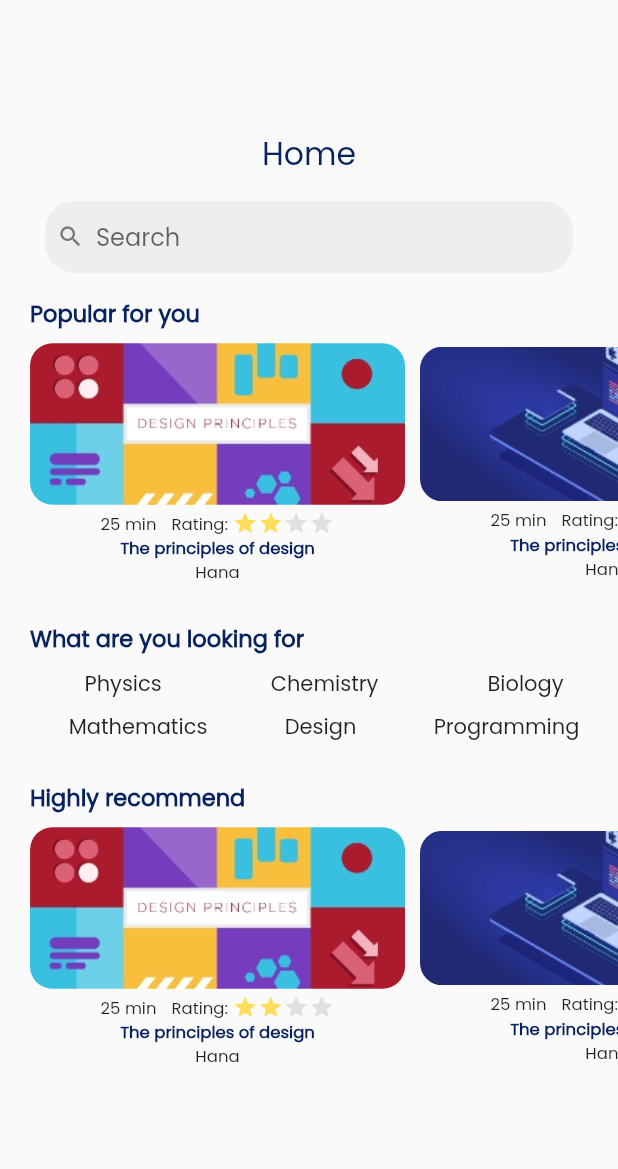
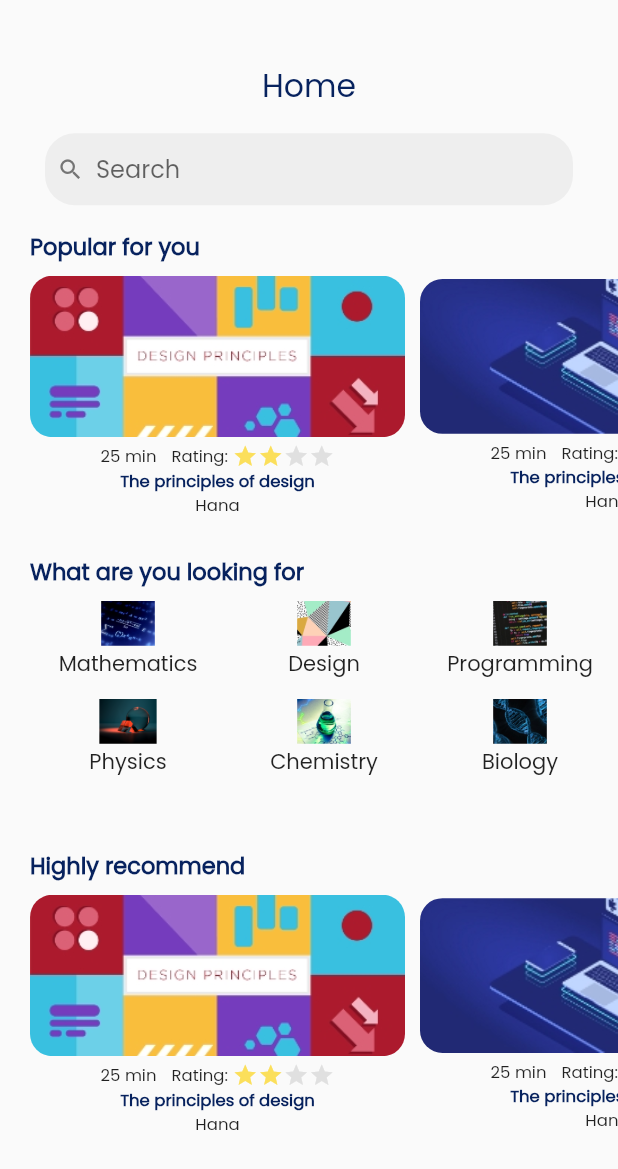
Before and after one commit to Waelahmed99/Edudito, a Flutter app: the HomePage screen opened directly, on a phone screen of 412 x 824 dp. Shown: the top 1169 px of the screen. Run offline on Flutter 3.47's test engine with Material 2 defaults, Android fonts, the phone set to English and light mode, and no system bars; our stand-ins replace firebase_auth, firebase_core, flutter_rating_bar, flutter_svg, google_sign_in; accounts and stored records are empty.

Commit message:
Fixed double rows issue

```diff
--- a/lib/pages/home_page.dart
+++ b/lib/pages/home_page.dart
@@ -31,7 +31,7 @@ class HomePage extends StatelessWidget {
                   children: [
                     popularForYou(context, title: 'Popular for you'),
                     SizedBox(height: 25),
-                    categoriesWidget(),
+                    categoriesWidget(context),
                     SizedBox(height: 25),
                     popularForYou(context, title: 'Highly recommend'),
                     SizedBox(height: 25),
@@ -173,7 +173,7 @@ class HomePage extends StatelessWidget {
     );
   }
 
-  Widget categoriesWidget() {
+  Widget categoriesWidget(context) {
     return Container(
       decoration: BoxDecoration(),
       child: Column(
@@ -190,22 +190,25 @@ class HomePage extends StatelessWidget {
             ),
           ),
           SizedBox(height: 8),
-          Row(
-            mainAxisAlignment: MainAxisAlignment.spaceAround,
-            children: [
-              Text('Physics'),
-              Text('Chemistry'),
-              Text('Biology'),
-            ],
-          ),
-          SizedBox(height: 8),
-          Row(
-            mainAxisAlignment: MainAxisAlignment.spaceAround,
-            children: [
-              Text('Mathematics'),
-              Text('Design'),
-              Text('Programming'),
-            ],
+          Container(
+            width: MediaQuery.of(context).size.width,
+            height: 140,
+            child: GridView.count(
+              crossAxisCount: 3,
+              mainAxisSpacing: 0.02,
+              shrinkWrap: true,
+              crossAxisSpacing: 0.01,
+              childAspectRatio: 2,
+              physics: NeverScrollableScrollPhysics(),
+              children: [
+                categoryImage('mathematics'),
+                categoryImage('design'),
+                categoryImage('programming'),
+                categoryImage('physics'),
+                categoryImage('chemistry'),
+                categoryImage('biology'),
+              ],
+            ),
           ),
         ],
       ),
@@ -216,9 +219,14 @@ class HomePage extends StatelessWidget {
     return Column(
       crossAxisAlignment: CrossAxisAlignment.center,
       children: [
-        Image.asset('$name.jpg'),
-        SizedBox(height: 5),
-        Text(name),
+        ClipRRect(
+          child: Image.asset(
+            'assets/$name.jpg',
+            height: 30,
+          ),
+        ),
+        SizedBox(height: 2),
+        Text(name[0].toUpperCase() + name.substring(1)),
       ],
     );
   }
```
